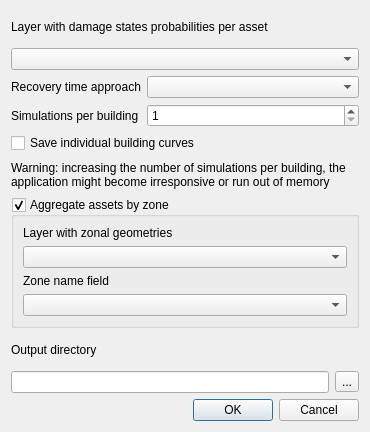
The window that svir/ui/ui_recovery_modeling.ui (gem/oq-irmt-qgis) describes before a commit, drawn with Qt 5.
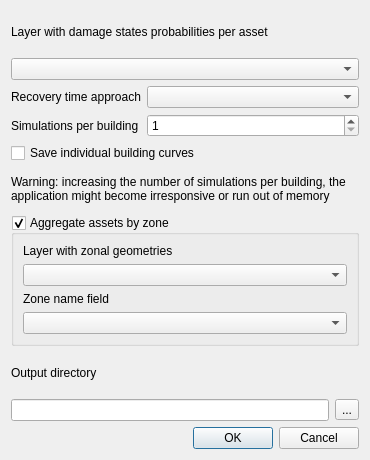
The same window after the commit.

What changed in the file:
```diff
--- a/svir/ui/ui_recovery_modeling.ui
+++ b/svir/ui/ui_recovery_modeling.ui
@@ -10,7 +10,7 @@
     <x>0</x>
     <y>0</y>
     <width>370</width>
-    <height>432</height>
+    <height>460</height>
    </rect>
   </property>
   <property name="sizePolicy">
@@ -26,6 +26,9 @@
    <bool>true</bool>
   </property>
   <layout class="QVBoxLayout" name="verticalLayout">
+   <property name="sizeConstraint">
+    <enum>QLayout::SetMinimumSize</enum>
+   </property>
    <item>
     <widget class="QLabel" name="label_4">
      <property name="text">
```
